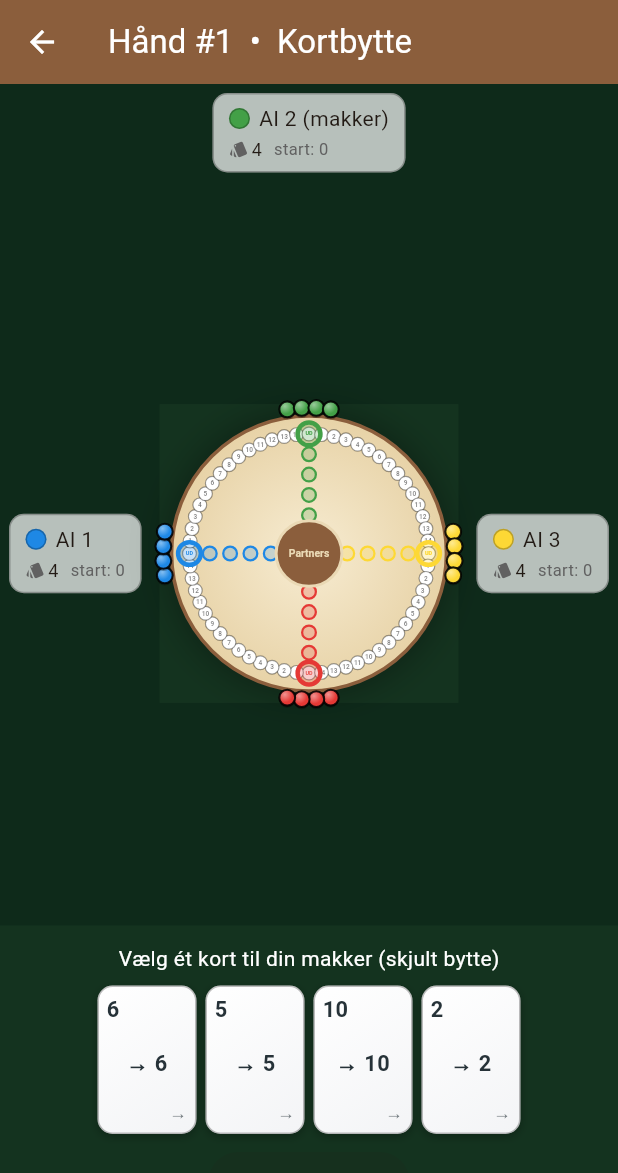
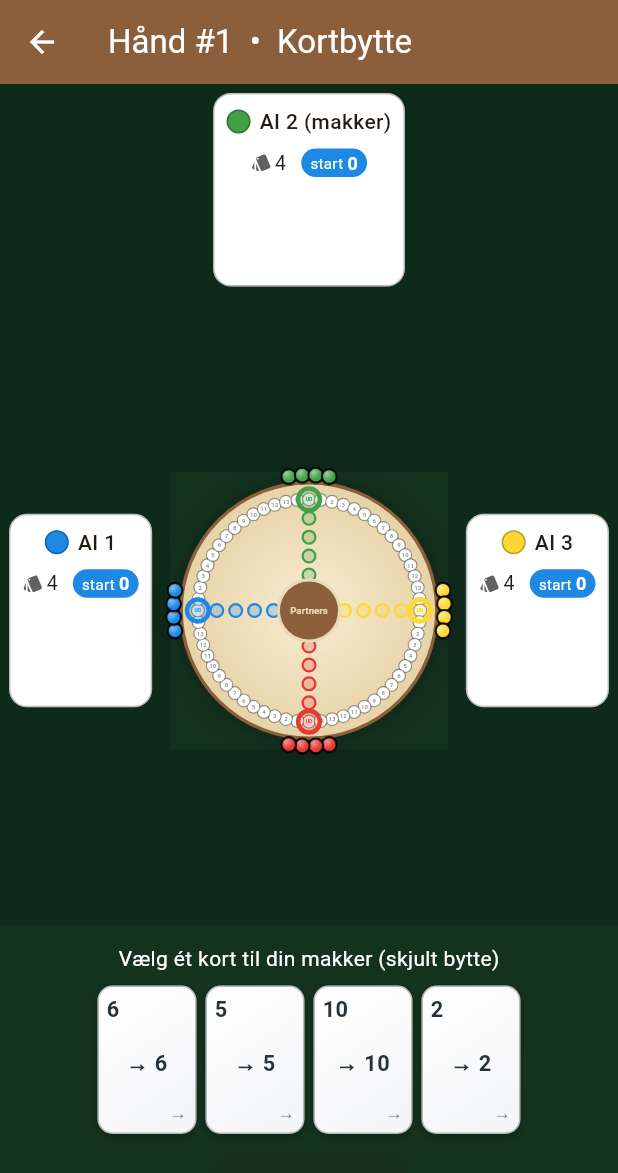
Before and after one commit to cvejleaa/Partners, a Flutter app: the screen it shows after launch, after a tap on "Start spil", on a phone screen of 412 x 824 dp. Shown: the top 1173 px of the screen. Run offline on Flutter 3.47's test engine with Material 3 defaults, Android fonts, the phone set to English and light mode, and no system bars; our stand-ins replace flutter_riverpod, shared_preferences.

Commit message:
UI: tydeligere starter-mærke/antal + spillede kort vises under spilleren
- Panel: stort STARTER-flag, blå 'start N'-badge, kraftigere fremhævning af
  den spiller hvis tur det er
- Hver spillers senest spillede kort vises nu som et synligt kort under
  spilleren (eller "sad over")

```diff
--- a/lib/ui/screens/game_screen.dart
+++ b/lib/ui/screens/game_screen.dart
@@ -32,7 +32,7 @@ class _GameScreenState extends ConsumerState<GameScreen>
   Map<String, ({PiecePosition from, PiecePosition to})> _animMoves = {};
   PlayingCard? _overlayCard;
   int? _overlayBy;
-  final Map<int, String> _lastCardByPlayer = <int, String>{};
+  final Map<int, PlayingCard> _lastPlayedCard = <int, PlayingCard>{};
 
   @override
   void initState() {
@@ -61,6 +61,8 @@ class _GameScreenState extends ConsumerState<GameScreen>
   void _scheduleAi() {
     final state = ref.read(gameProvider);
     if (state.phase == GamePhase.exchange) {
+      // Ny runde: ryd forrige spillede kort.
+      _lastPlayedCard.clear();
       final game = ref.read(gameProvider.notifier);
       for (final Player p in state.players) {
         if (!p.isHuman && !state.exchangeBuffer.containsKey(p.index)) {
@@ -80,7 +82,7 @@ class _GameScreenState extends ConsumerState<GameScreen>
         if (move != null) {
           _playMove(idx, move);
         } else {
-          setState(() => _lastCardByPlayer[idx] = 'sad over');
+          setState(() => _lastPlayedCard.remove(idx));
           ref.read(gameProvider.notifier).passHand(idx);
           setState(() {});
           _scheduleAi();
@@ -99,7 +101,7 @@ class _GameScreenState extends ConsumerState<GameScreen>
     }
     setState(() {
       _animMoves = animMoves;
-      _lastCardByPlayer[idx] = _cardLabel(move.card);
+      _lastPlayedCard[idx] = move.card;
       _overlayCard = isHuman ? null : move.card;
       _overlayBy = isHuman ? null : idx;
       _selectedCard = null;
@@ -116,8 +118,6 @@ class _GameScreenState extends ConsumerState<GameScreen>
       _scheduleAi();
     });
   }
-
-  String _cardLabel(PlayingCard c) => c.isExit ? 'UD ♥' : c.rankLabel;
 
   @override
   Widget build(BuildContext context) {
@@ -199,6 +199,7 @@ class _GameScreenState extends ConsumerState<GameScreen>
 
   Widget _panel(GameState state, Player p) => PlayerPanel(
         player: p,
+        rules: state.cardRules,
         isCurrent: state.currentPlayerIndex == p.index,
         cardCount: p.hand.length,
         starterCount: p.index < state.starterCounts.length
@@ -206,7 +207,7 @@ class _GameScreenState extends ConsumerState<GameScreen>
             : 0,
         isStarter: state.starterIndex == p.index,
         satOut: state.phase == GamePhase.play && p.hand.isEmpty,
-        lastCardLabel: _lastCardByPlayer[p.index],
+        lastCard: _lastPlayedCard[p.index],
       );
 
   Widget _buildOverlay(GameState state) {
--- a/lib/ui/widgets/player_panel.dart
+++ b/lib/ui/widgets/player_panel.dart
@@ -1,49 +1,62 @@
 import 'package:flutter/material.dart';
 
+import '../../game/card_rules.dart';
 import '../../models/player.dart';
+import '../../models/playing_card.dart';
+import 'card_view.dart';
 
 class PlayerPanel extends StatelessWidget {
   const PlayerPanel({
     super.key,
     required this.player,
+    required this.rules,
     required this.isCurrent,
     required this.cardCount,
     required this.starterCount,
     this.isStarter = false,
     this.satOut = false,
-    this.lastCardLabel,
+    this.lastCard,
   });
 
   final Player player;
+  final CardRules rules;
   final bool isCurrent;
   final int cardCount;
   final int starterCount;
   final bool isStarter;
   final bool satOut;
-  final String? lastCardLabel;
+  final PlayingCard? lastCard;
 
   @override
   Widget build(BuildContext context) {
     return Container(
-      padding: const EdgeInsets.symmetric(horizontal: 10, vertical: 6),
+      padding: const EdgeInsets.all(8),
       decoration: BoxDecoration(
-        color: isCurrent ? player.color.withOpacity(0.20) : Colors.white70,
-        borderRadius: BorderRadius.circular(10),
+        color: isCurrent ? player.color.withOpacity(0.22) : Colors.white,
+        borderRadius: BorderRadius.circular(12),
         border: Border.all(
           color: isCurrent ? player.color : Colors.black26,
-          width: isCurrent ? 2.5 : 1,
+          width: isCurrent ? 3 : 1,
         ),
+        boxShadow: isCurrent
+            ? <BoxShadow>[
+                BoxShadow(
+                  color: player.color.withOpacity(0.6),
+                  blurRadius: 10,
+                ),
+              ]
+            : null,
       ),
       child: Column(
         mainAxisSize: MainAxisSize.min,
-        crossAxisAlignment: CrossAxisAlignment.start,
+        crossAxisAlignment: CrossAxisAlignment.center,
         children: <Widget>[
           Row(
             mainAxisSize: MainAxisSize.min,
             children: <Widget>[
               Container(
-                width: 14,
-                height: 14,
+                width: 16,
+                height: 16,
                 decoration: BoxDecoration(
                   color: player.color,
                   shape: BoxShape.circle,
@@ -56,38 +69,90 @@ class PlayerPanel extends StatelessWidget {
                   player.name,
                   overflow: TextOverflow.ellipsis,
                   style: TextStyle(
-                    fontWeight: isCurrent ? FontWeight.bold : FontWeight.normal,
+                    fontWeight: isCurrent ? FontWeight.bold : FontWeight.w500,
                   ),
                 ),
               ),
-              if (isStarter) ...<Widget>[
-                const SizedBox(width: 4),
-                const Icon(Icons.flag, size: 13, color: Color(0xFF8B5E3C)),
-              ],
             ],
           ),
-          const SizedBox(height: 2),
+          const SizedBox(height: 4),
+          // Tydeligt STARTER-mærke.
+          if (isStarter)
+            Container(
+              padding: const EdgeInsets.symmetric(horizontal: 8, vertical: 2),
+              decoration: BoxDecoration(
+                color: const Color(0xFF8B5E3C),
+                borderRadius: BorderRadius.circular(20),
+              ),
+              child: const Row(
+                mainAxisSize: MainAxisSize.min,
+                children: <Widget>[
+                  Icon(Icons.flag, size: 14, color: Colors.white),
+                  SizedBox(width: 3),
+                  Text('STARTER',
+                      style: TextStyle(
+                          color: Colors.white,
+                          fontSize: 11,
+                          fontWeight: FontWeight.bold)),
+                ],
+              ),
+            ),
+          const SizedBox(height: 4),
           Row(
             mainAxisSize: MainAxisSize.min,
             children: <Widget>[
-              Icon(Icons.style, size: 13, color: Colors.grey.shade700),
+              // Antal kort.
+              Icon(Icons.style, size: 14, color: Colors.grey.shade700),
               const SizedBox(width: 2),
               Text(satOut ? 'over' : '$cardCount',
-                  style: const TextStyle(fontSize: 12)),
-              const SizedBox(width: 8),
-              Text('start: $starterCount',
-                  style: TextStyle(fontSize: 11, color: Colors.grey.shade700)),
+                  style: const TextStyle(fontSize: 13)),
+              const SizedBox(width: 10),
+              // Tydeligt antal-starter-mærke.
+              _StartBadge(count: starterCount),
             ],
           ),
-          if (lastCardLabel != null)
-            Padding(
-              padding: const EdgeInsets.only(top: 2),
-              child: Text('spillede: $lastCardLabel',
-                  style: const TextStyle(
-                      fontSize: 11, fontStyle: FontStyle.italic)),
-            ),
+          // Spillede kort ligger synligt under spilleren.
+          const SizedBox(height: 6),
+          SizedBox(
+            height: 58,
+            child: lastCard != null
+                ? CardView(card: lastCard!, rules: rules, width: 38)
+                : (satOut
+                    ? const Text('sad over',
+                        style: TextStyle(
+                            fontSize: 11, fontStyle: FontStyle.italic))
+                    : const SizedBox.shrink()),
+          ),
         ],
       ),
     );
   }
 }
+
+class _StartBadge extends StatelessWidget {
+  const _StartBadge({required this.count});
+  final int count;
+
+  @override
+  Widget build(BuildContext context) {
+    return Container(
+      padding: const EdgeInsets.symmetric(horizontal: 6, vertical: 1),
+      decoration: BoxDecoration(
+        color: const Color(0xFF1E88E5),
+        borderRadius: BorderRadius.circular(20),
+      ),
+      child: Row(
+        mainAxisSize: MainAxisSize.min,
+        children: <Widget>[
+          const Text('start ',
+              style: TextStyle(color: Colors.white, fontSize: 10)),
+          Text('$count',
+              style: const TextStyle(
+                  color: Colors.white,
+                  fontSize: 12,
+                  fontWeight: FontWeight.bold)),
+        ],
+      ),
+    );
+  }
+}
```
